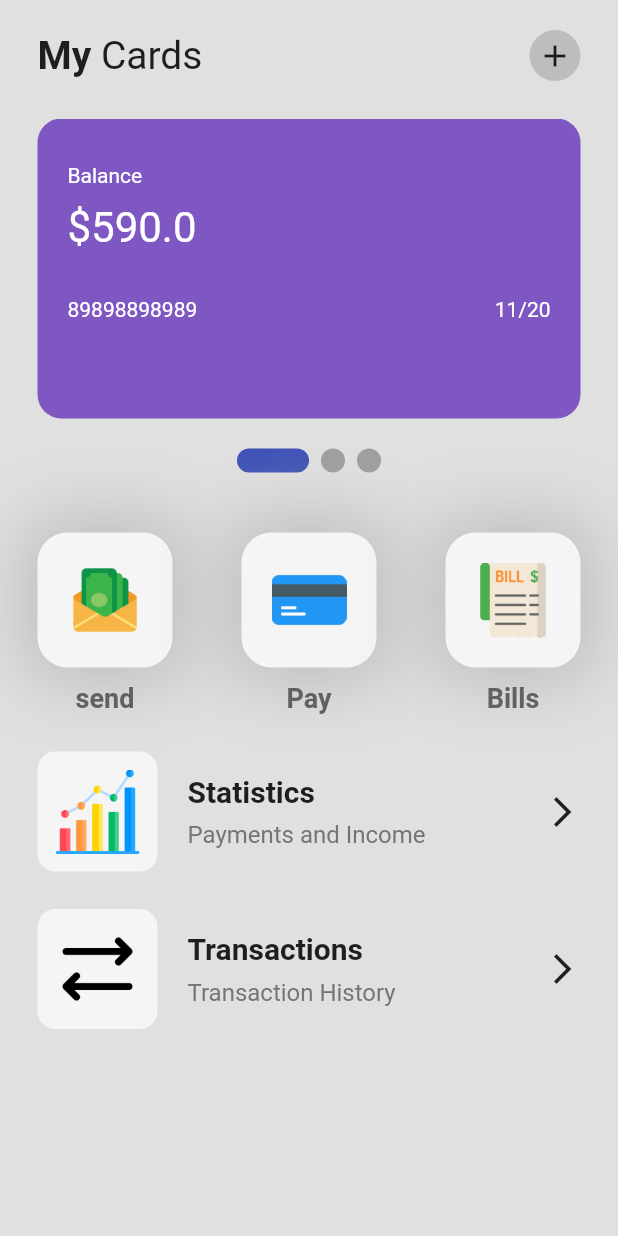
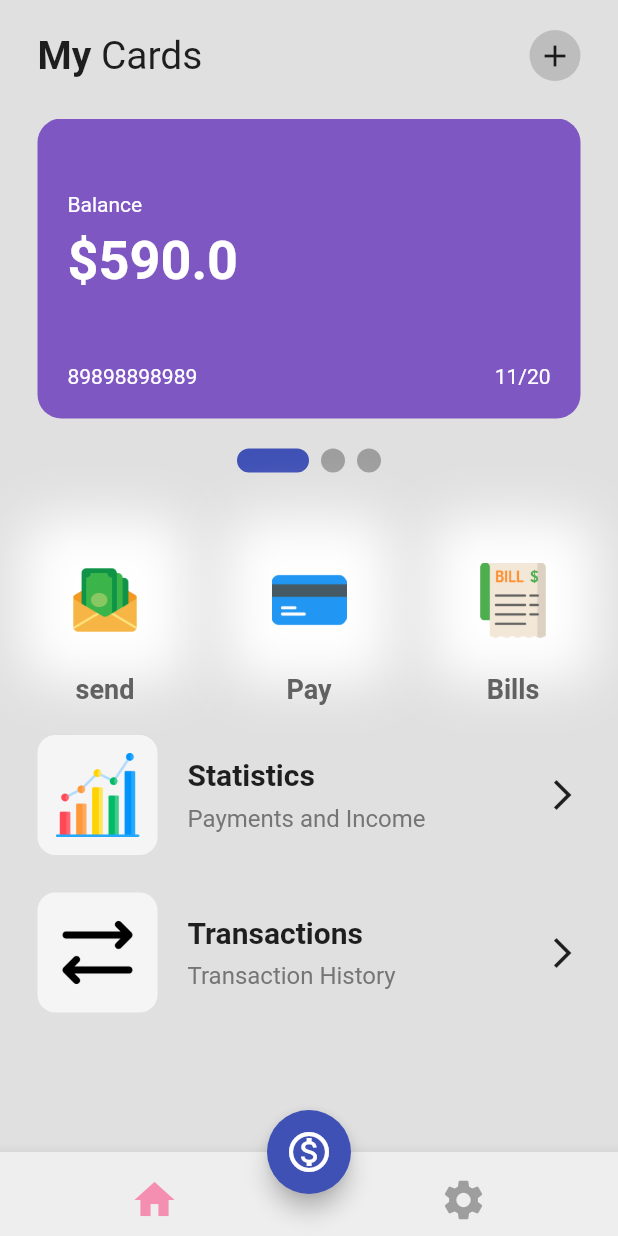
Before and after one commit to theclassical-dev/simple-wallet-app.dart, a Flutter app: the screen it shows after launch, on a phone screen of 412 x 824 dp. Run offline on Flutter 3.47's test engine with Material 2 defaults, Android fonts, the phone set to English and light mode, and no system bars; drawn by our look-alikes of smooth_page_indicator.

Commit message:
bottom bar and floatingActionButton added

```diff
--- a/lib/pages/homepage.dart
+++ b/lib/pages/homepage.dart
@@ -22,6 +22,25 @@ class _HomePageState extends State<HomePage> {
   Widget build(BuildContext context) {
     return Scaffold(
       backgroundColor: Colors.grey[300],
+      floatingActionButton: FloatingActionButton(
+        onPressed: (){},
+        backgroundColor: Colors.indigo,
+        child: Icon(Icons.monetization_on_outlined, size: 32,),
+      ),
+      floatingActionButtonLocation: FloatingActionButtonLocation.centerDocked,
+      bottomNavigationBar: BottomAppBar(
+        color: Colors.grey[200],
+        child: Padding(
+          padding: const EdgeInsets.only(top: 8.0),
+          child: Row(
+            mainAxisAlignment: MainAxisAlignment.spaceAround,
+            children: [
+              IconButton(onPressed: (){}, icon: Icon(Icons.home, size: 32, color: Colors.pink[200],)),
+              IconButton(onPressed: (){}, icon: Icon(Icons.settings, size: 32, color: Colors.grey,)),
+            ],
+          ),
+        ),
+      ),
       body: SafeArea(
         child: Padding(
           padding: const EdgeInsets.symmetric(vertical: 20.0),
@@ -88,9 +107,12 @@ class _HomePageState extends State<HomePage> {
                     ],
                   ),
                 ),
+
+              SizedBox(height: 20),
+
               //columns stats + transactions
               Padding(
-                padding: const EdgeInsets.all(25.0),
+                padding: const EdgeInsets.symmetric(horizontal: 25.0),
                 child: Column(
                   children: [
                     IconListTile(iconImagePath: 'assets/icons/analysis.png', tileName: 'Statistics', tileSubname: 'Payments and Income'),
--- a/lib/util/icon_button.dart
+++ b/lib/util/icon_button.dart
@@ -15,18 +15,18 @@ class IconB extends StatelessWidget {
           height: 90,
           padding: EdgeInsets.all(20),
           decoration: BoxDecoration(
-              color: Colors.grey[100],
+              // color: Colors.grey[100],
               borderRadius: BorderRadius.circular(20),
               boxShadow: [
                 BoxShadow(
-                  color: Colors.grey.shade400,
-                  blurRadius: 40,
+                  color: Colors.white,
+                  blurRadius: 30,
                   spreadRadius: 10,
                 )
               ]
           ),
           child: Center(child: Image.asset(iconImagePath),),),
-        const SizedBox(height: 10),
+        const SizedBox(height: 4),
         //text
         Text(buttonText,
           style: TextStyle(
--- a/lib/util/wallet_card.dart
+++ b/lib/util/wallet_card.dart
@@ -28,13 +28,13 @@ class WalletCard extends StatelessWidget {
         ),
         child: Column(
           crossAxisAlignment: CrossAxisAlignment.start,
+          mainAxisAlignment: MainAxisAlignment.spaceBetween,
           children: [
-            const SizedBox(height: 10,),
+            const SizedBox(height: 20,),
             Text("Balance",
               style: TextStyle(color: Colors.white),),
-            const SizedBox(height: 10,),
             Text("\$" + balance.toString(),
-              style: TextStyle(color: Colors.white, fontSize: 28),),
+              style: TextStyle(color: Colors.white, fontSize: 36, fontWeight: FontWeight.bold),),
             const SizedBox(height: 30),
             Row(
               mainAxisAlignment: MainAxisAlignment.spaceBetween,
```
Also changed, not shown: assets/icons/visa.png (added).
